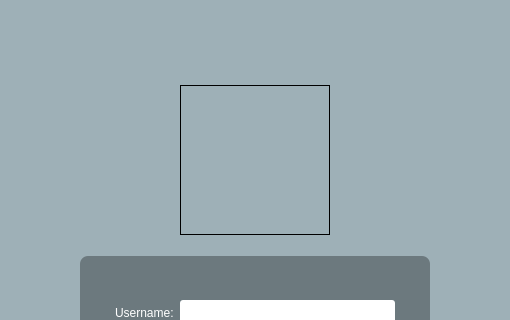
Before: the Qt Designer form mainwindow.ui in ignabelitzky/fake-login-gui, drawn with Qt 5; both pictures show x 145 to 655 and y 104 to 424 of the 800 by 600 pixel window.
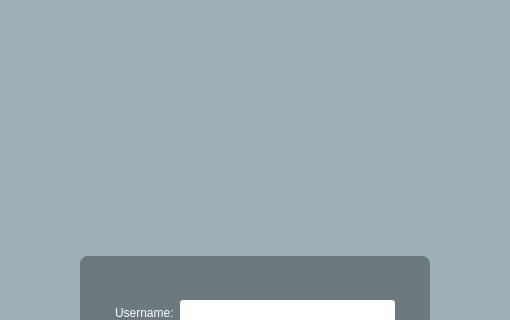
After: the same form once the commit is applied. Icons and pictures are not drawn.

Commit message: file resources.qrc added to manage the icons and images for the login interface

The edit to the form file:
```diff
--- a/mainwindow.ui
+++ b/mainwindow.ui
@@ -150,7 +150,7 @@
         </property>
         <property name="minimumSize">
          <size>
-          <width>150</width>
+          <width>350</width>
           <height>150</height>
          </size>
         </property>
@@ -160,7 +160,7 @@
          </font>
         </property>
         <property name="styleSheet">
-         <string notr="true">border: 1px solid</string>
+         <string notr="true">border-image: url(:/images/fedora_logo.png)</string>
         </property>
         <property name="text">
          <string/>
```
Left out of the diff: 31 changed lines with no effect on the pictures. The commit also changes 7 other files.
